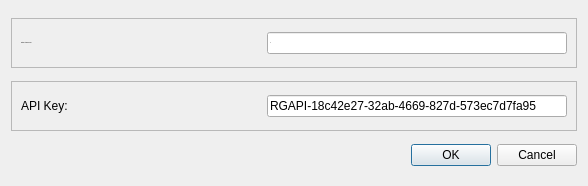
First picture: the form in settingsdialog.ui, repository YannikSahl/TFT-Analyzer, before the edit.
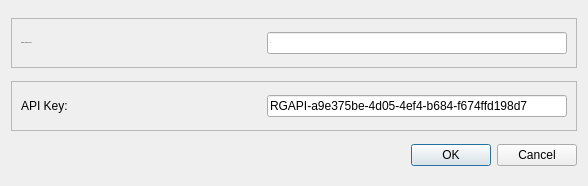
Second picture: the form after the edit.

```diff
--- a/settingsdialog.ui
+++ b/settingsdialog.ui
@@ -77,7 +77,7 @@
          <string notr="true">font-size: 12px;</string>
         </property>
         <property name="text">
-         <string>RGAPI-18c42e27-32ab-4669-827d-573ec7d7fa95</string>
+         <string>RGAPI-a9e375be-4d05-4ef4-b684-f674ffd198d7</string>
         </property>
        </widget>
       </item>
```
